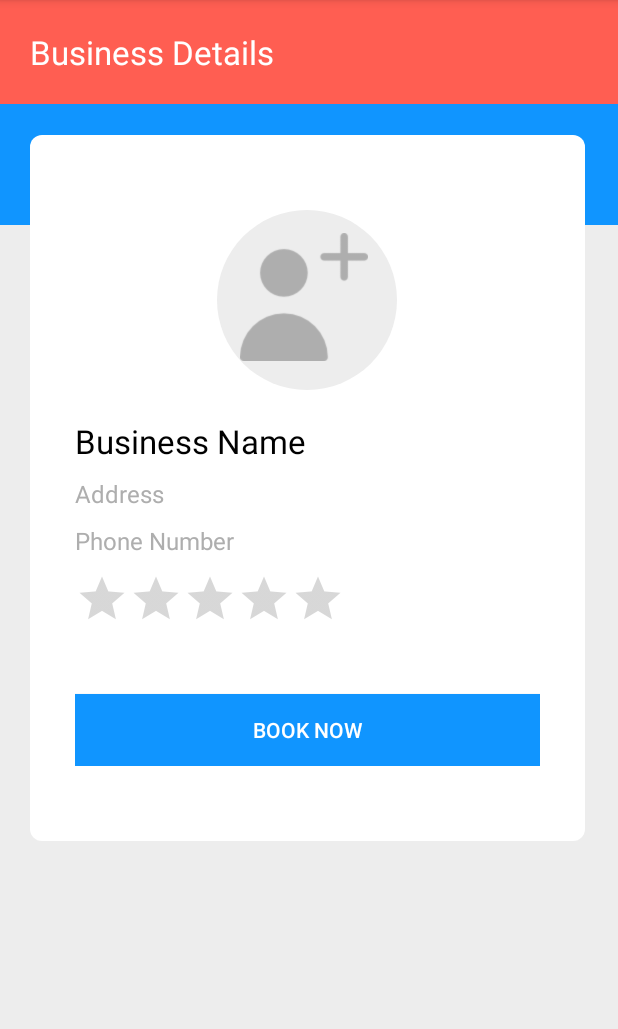
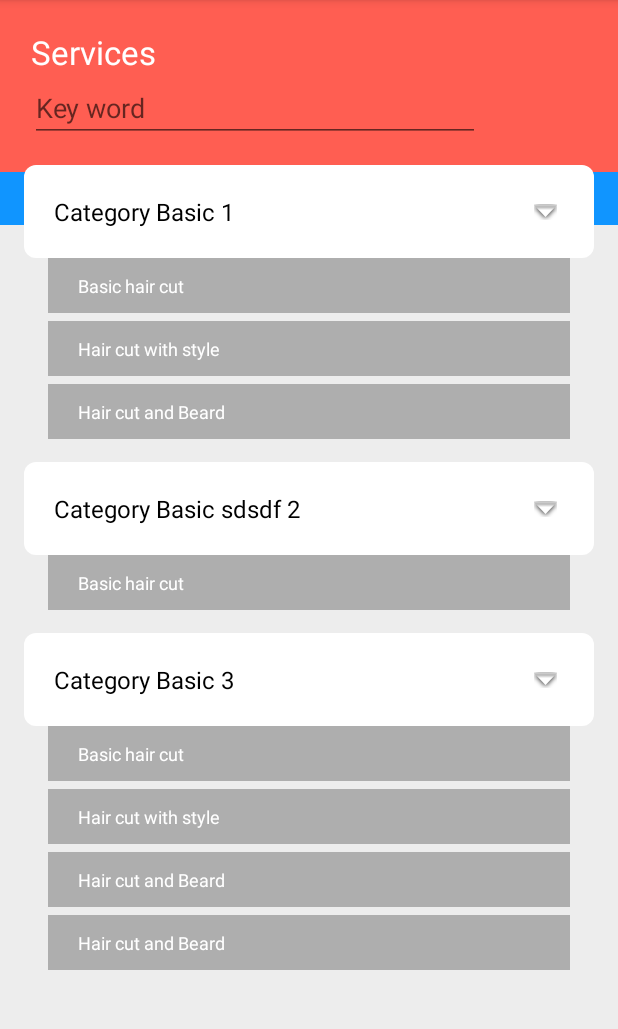
Before and after one commit to jcpriasc724/findmysalon, an Android app: the BusinessDetailFragment screen opened through its navigation route, after a tap on "BOOK NOW", on a phone screen of 412 x 824 dp, the part 84-1113 px from its top. Run offline under Robolectric (Android 15) with nearby library versions, the phone set to English and light mode, and no system bars.

Commit message:
List of services by category
List of services by category

```diff
--- a/FindMySalon/app/src/main/java/com/findmysalon/model/Category.java
+++ b/FindMySalon/app/src/main/java/com/findmysalon/model/Category.java
@@ -1,5 +1,6 @@
 package com.findmysalon.model;
 
+import java.util.ArrayList;
 import java.util.Date;
 
 public class Category {
@@ -9,11 +10,21 @@ public class Category {
     private String description;
     private Date createdAt;
     private Date updatedAt;
+    private ArrayList<Service> listServices;
 
-    public Category(String nameCategory, String order, String description) {
+    public Category(String nameCategory, String order, String description, ArrayList<Service> listServices) {
         this.nameCategory = nameCategory;
         this.order = order;
         this.description = description;
+        this.listServices = listServices;
+    }
+
+    public ArrayList<Service> getListServices() {
+        return listServices;
+    }
+
+    public void setListServices(ArrayList<Service> listServices) {
+        this.listServices = listServices;
     }
 
     public Date getCreatedAt() {
--- a/FindMySalon/app/src/main/java/com/findmysalon/model/Service.java
+++ b/FindMySalon/app/src/main/java/com/findmysalon/model/Service.java
@@ -19,6 +19,13 @@ public class Service {
     public Service(String nameService, Category category, Double price, Long duration, String description) {
         this.nameService = nameService;
         this.category = category;
+        this.price = price;
+        this.duration = duration;
+        this.description = description;
+    }
+
+    public Service(String nameService, Double price, Long duration, String description) {
+        this.nameService = nameService;
         this.price = price;
         this.duration = duration;
         this.description = description;
--- /dev/null
+++ b/FindMySalon/app/src/main/java/com/findmysalon/view/adapters/CategoryAdapter.java
@@ -0,0 +1,62 @@
+package com.findmysalon.view.adapters;
+
+import android.content.Context;
+import android.view.LayoutInflater;
+import android.view.View;
+import android.view.ViewGroup;
+import android.widget.TextView;
+
+import androidx.annotation.NonNull;
+import androidx.recyclerview.widget.LinearLayoutManager;
+import androidx.recyclerview.widget.RecyclerView;
+
+import com.findmysalon.R;
+import com.findmysalon.model.Category;
+import com.findmysalon.model.Service;
+
+import java.util.ArrayList;
+
+public class CategoryAdapter extends RecyclerView.Adapter<CategoryAdapter.CategoryHolder>{
+
+    Context context;
+    ArrayList<Category> list;
+
+    public CategoryAdapter(Context context, ArrayList<Category> list) {
+        this.context = context;
+        this.list = list;
+    }
+
+    @NonNull
+    @Override
+    public CategoryHolder onCreateViewHolder(@NonNull ViewGroup parent, int viewType) {
+        return new CategoryHolder(LayoutInflater.from(context).inflate(R.layout.item_category, parent, false));
+    }
+
+    @Override
+    public void onBindViewHolder(@NonNull CategoryHolder holder, int position) {
+        holder.txtNameCategory.setText(list.get(position).getNameCategory());
+
+        ServiceByCategoryAdapter serviceAdapter = new ServiceByCategoryAdapter(context, list.get(position).getListServices());
+        holder.recServices.setAdapter(serviceAdapter);
+    }
+
+    @Override
+    public int getItemCount() {
+        return list.size();
+    }
+
+    class CategoryHolder extends RecyclerView.ViewHolder {
+
+        TextView txtNameCategory;
+        RecyclerView recServices;
+
+        public CategoryHolder(@NonNull View itemView) {
+            super(itemView);
+            txtNameCategory = (TextView) itemView.findViewById(R.id.txt_category);
+
+            recServices = itemView.findViewById(R.id.rec_services_by_category);
+            recServices.setLayoutManager(new LinearLayoutManager(context));
+
+        }
+    }
+}
--- /dev/null
+++ b/FindMySalon/app/src/main/java/com/findmysalon/view/adapters/ServiceByCategoryAdapter.java
@@ -0,0 +1,52 @@
+package com.findmysalon.view.adapters;
+
+import android.content.Context;
+import android.view.LayoutInflater;
+import android.view.View;
+import android.view.ViewGroup;
+import android.widget.TextView;
+
+import androidx.annotation.NonNull;
+import androidx.recyclerview.widget.RecyclerView;
+
+import com.findmysalon.R;
+import com.findmysalon.model.Service;
+
+import java.util.ArrayList;
+
+public class ServiceByCategoryAdapter extends RecyclerView.Adapter<ServiceByCategoryAdapter.ServiceHolder>{
+
+    Context context;
+    ArrayList<Service> servicesList;
+
+    public ServiceByCategoryAdapter(Context context, ArrayList<Service> servicesList) {
+        this.context = context;
+        this.servicesList = servicesList;
+    }
+
+    @NonNull
+    @Override
+    public ServiceHolder onCreateViewHolder(@NonNull ViewGroup parent, int viewType) {
+        return new ServiceHolder(LayoutInflater.from(context).inflate(R.layout.item_service_by_category, parent, false));
+    }
+
+    @Override
+    public void onBindViewHolder(@NonNull ServiceHolder holder, int position) {
+        holder.txtNameService.setText(servicesList.get(position).getNameService());
+    }
+
+    @Override
+    public int getItemCount() {
+        return servicesList.size();
+    }
+
+    class ServiceHolder extends RecyclerView.ViewHolder {
+
+        TextView txtNameService;
+
+        public ServiceHolder(@NonNull View itemView) {
+            super(itemView);
+            txtNameService = (TextView) itemView.findViewById(R.id.txt_service_by_category);
+        }
+    }
+}
--- a/FindMySalon/app/src/main/java/com/findmysalon/view/fragments/BusinessDetailFragment.java
+++ b/FindMySalon/app/src/main/java/com/findmysalon/view/fragments/BusinessDetailFragment.java
@@ -29,7 +29,7 @@ public class BusinessDetailFragment extends Fragment {
         btnBook.setOnClickListener(new View.OnClickListener() {
             @Override
             public void onClick(View v) {
-                Navigation.findNavController(v).navigate(R.id.nav_business_detail);
+                Navigation.findNavController(v).navigate(R.id.nav_list_services_by_category);
             }
         });
 
--- /dev/null
+++ b/FindMySalon/app/src/main/java/com/findmysalon/view/fragments/ServicesByCategoryFragment.java
@@ -0,0 +1,92 @@
+package com.findmysalon.view.fragments;
+
+import android.os.Bundle;
+import android.view.LayoutInflater;
+import android.view.View;
+import android.view.ViewGroup;
+import android.widget.Button;
+import android.widget.TextView;
+
+import androidx.annotation.NonNull;
+import androidx.annotation.Nullable;
+import androidx.fragment.app.Fragment;
+import androidx.navigation.Navigation;
+import androidx.recyclerview.widget.LinearLayoutManager;
+import androidx.recyclerview.widget.RecyclerView;
+
+import com.findmysalon.R;
+import com.findmysalon.model.Category;
+import com.findmysalon.model.Service;
+import com.findmysalon.view.adapters.CategoryAdapter;
+import com.findmysalon.view.adapters.ServiceAdapter;
+
+import java.util.ArrayList;
+
+public class ServicesByCategoryFragment extends Fragment {
+
+    TextView txtNameCategory;
+
+    RecyclerView recServicesByCategory;
+    //RecyclerView recServices;
+    ArrayList<Category> categoryList;
+    CategoryAdapter categoryAdapter;
+
+    @Nullable
+    @Override
+    public View onCreateView(@NonNull LayoutInflater inflater, @Nullable ViewGroup container, @Nullable Bundle savedInstanceState) {
+        View view = inflater.inflate(R.layout.fragment_list_services_by_category, container, false);
+        //((AppCompatActivity)getActivity()).getSupportActionBar().hide();
+
+        txtNameCategory = view.findViewById(R.id.txt_service_by_category);
+
+        recServicesByCategory = view.findViewById(R.id.rec_category);
+        recServicesByCategory.setLayoutManager(new LinearLayoutManager(getActivity()));
+
+
+        categoryList = new ArrayList<Category>();
+
+        ArrayList<Service> servicesList1 = new ArrayList<Service>();
+
+        Service service1 = new Service("Basic hair cut", 20d, 20l, "The hair cut is beautiful");
+        Service service2 = new Service("Hair cut with style", 30d, 30l, "The hair cut is beautiful");
+        Service service3 = new Service("Hair cut and Beard", 50d, 50l, "The hair cut is beautiful");
+
+        servicesList1.add(service1);
+        servicesList1.add(service2);
+        servicesList1.add(service3);
+
+        Category category1 = new Category("Category Basic 1", "","", servicesList1);
+
+        ArrayList<Service> servicesList2 = new ArrayList<Service>();
+
+        Service service4 = new Service("Basic hair cut", 20d, 20l, "The hair cut is beautiful");
+
+        servicesList2.add(service4);
+
+        Category category2 = new Category("Category Basic sdsdf 2", "","", servicesList2);
+
+        ArrayList<Service> servicesList3 = new ArrayList<Service>();
+
+        Service service5 = new Service("Basic hair cut", 20d, 20l, "The hair cut is beautiful");
+        Service service6 = new Service("Hair cut with style", 30d, 30l, "The hair cut is beautiful");
+        Service service7 = new Service("Hair cut and Beard", 50d, 50l, "The hair cut is beautiful");
+        Service service8 = new Service("Hair cut and Beard", 50d, 50l, "The hair cut is beautiful");
+
+        servicesList3.add(service5);
+        servicesList3.add(service6);
+        servicesList3.add(service7);
+        servicesList3.add(service8);
+
+        Category category3 = new Category("Category Basic 3", "","", servicesList3);
+
+
+        categoryList.add(category1);
+        categoryList.add(category2);
+        categoryList.add(category3);
+
+        categoryAdapter = new CategoryAdapter(getActivity(), categoryList);
+        recServicesByCategory.setAdapter(categoryAdapter);
+
+        return view;
+    }
+}
--- a/FindMySalon/app/src/main/java/com/findmysalon/view/fragments/ServicesFragment.java
+++ b/FindMySalon/app/src/main/java/com/findmysalon/view/fragments/ServicesFragment.java
@@ -58,7 +58,7 @@ public class ServicesFragment extends Fragment {
 
         servicesList = new ArrayList<Service>();
 
-        Category category = new Category("Basicos", "","");
+        Category category = new Category("Basicos", "","", null);
 
         Service service1 = new Service("Basic hair cut", category, 20d, 20l, "The hair cut is beautiful");
         Service service2 = new Service("Hair cut with style", category, 30d, 30l, "The hair cut is beautiful");
--- /dev/null
+++ b/FindMySalon/app/src/main/res/layout/fragment_list_services_by_category.xml
@@ -0,0 +1,65 @@
+<?xml version="1.0" encoding="utf-8"?>
+<LinearLayout
+    xmlns:android="http://schemas.android.com/apk/res/android"
+    android:layout_width="match_parent"
+    android:layout_height="match_parent"
+    android:orientation="vertical"
+    android:background="@color/colorGray">
+
+    <LinearLayout
+        android:layout_width="match_parent"
+        android:layout_height="150dp"
+        android:background="@color/colorSecondary"
+        android:orientation="vertical"
+        android:layout_marginBottom="20dp">
+
+        <LinearLayout
+            android:orientation="horizontal"
+            android:layout_width="match_parent"
+            android:layout_height="wrap_content">
+
+            <LinearLayout
+                android:layout_marginLeft="20dp"
+                android:orientation="vertical"
+                android:layout_width="300dp"
+                android:layout_height="wrap_content">
+
+                <TextView
+                    android:layout_width="wrap_content"
+                    android:layout_height="wrap_content"
+                    android:layout_marginTop="20dp"
+                    android:text="@string/lbl_services"
+                    android:textAlignment="center"
+                    android:textColor="@color/colorWhite"
+                    android:textSize="@dimen/text_size_titles" />
+
+                <EditText
+                    android:layout_width="match_parent"
+                    android:layout_height="wrap_content"
+                    android:hint="@string/lbl_filter_services"
+                    android:textColor="@color/colorWhite"/>
+
+            </LinearLayout>
+
+        </LinearLayout>
+
+        <View
+            android:layout_width="match_parent"
+            android:layout_height="wrap_content"
+            android:layout_marginTop="20dp"
+            android:background="@color/colorPrimary"/>
+
+    </LinearLayout>
+
+    <androidx.recyclerview.widget.RecyclerView
+        android:id="@+id/rec_category"
+        android:layout_width="match_parent"
+        android:layout_height="wrap_content"
+        android:layout_marginTop="-60dp"
+        android:layout_marginLeft="16dp"
+        android:layout_marginRight="16dp">
+
+    </androidx.recyclerview.widget.RecyclerView>
+
+
+</LinearLayout>
--- /dev/null
+++ b/FindMySalon/app/src/main/res/layout/item_category.xml
@@ -0,0 +1,62 @@
+<?xml version="1.0" encoding="utf-8"?>
+<LinearLayout xmlns:android="http://schemas.android.com/apk/res/android"
+    xmlns:app="http://schemas.android.com/apk/res-auto"
+    android:layout_width="match_parent"
+    android:layout_height="wrap_content"
+    android:layout_marginBottom="10dp"
+    android:orientation="vertical">
+
+    <LinearLayout
+        android:layout_width="match_parent"
+        android:layout_height="wrap_content"
+        android:background="@drawable/bg_item_service"
+        android:orientation="horizontal">
+
+        <LinearLayout
+            android:layout_width="270dp"
+            android:layout_height="wrap_content"
+            android:layout_gravity="center"
+            android:layout_marginLeft="20dp"
+            android:layout_marginTop="20dp"
+            android:layout_marginBottom="20dp"
+            android:orientation="vertical">
+
+            <TextView
+                android:id="@+id/txt_category"
+                android:layout_width="wrap_content"
+                android:layout_height="wrap_content"
+                android:gravity="center"
+                android:text="Category"
+                android:textColor="@color/colorBlack"
+                android:textSize="@dimen/text_size" />
+
+        </LinearLayout>
+
+        <LinearLayout
+            android:layout_width="wrap_content"
+            android:layout_height="wrap_content"
+            android:layout_gravity="center"
+            android:layout_marginLeft="50dp"
+            android:layout_marginTop="20dp"
+            android:layout_marginBottom="20dp">
+
+            <ImageView
+                android:id="@+id/imageView2"
+                android:layout_width="wrap_content"
+                android:layout_height="wrap_content"
+                android:layout_weight="1"
+                app:srcCompat="@android:drawable/arrow_down_float" />
+
+        </LinearLayout>
+
+    </LinearLayout>
+
+    <androidx.recyclerview.widget.RecyclerView
+        android:id="@+id/rec_services_by_category"
+        android:layout_width="match_parent"
+        android:layout_height="wrap_content"
+        android:layout_marginLeft="16dp"
+        android:layout_marginRight="16dp">
+
+    </androidx.recyclerview.widget.RecyclerView>
+</LinearLayout>
--- /dev/null
+++ b/FindMySalon/app/src/main/res/layout/item_service_by_category.xml
@@ -0,0 +1,30 @@
+<?xml version="1.0" encoding="utf-8"?>
+<LinearLayout xmlns:android="http://schemas.android.com/apk/res/android"
+    xmlns:app="http://schemas.android.com/apk/res-auto"
+    android:layout_width="match_parent"
+    android:layout_height="wrap_content"
+    android:layout_marginBottom="5dp"
+    android:background="@color/colorGrayDark"
+    android:orientation="horizontal">
+
+    <LinearLayout
+        android:layout_width="290dp"
+        android:layout_height="wrap_content"
+        android:layout_gravity="center"
+        android:layout_marginLeft="20dp"
+        android:layout_marginTop="10dp"
+        android:layout_marginBottom="10dp"
+        android:orientation="vertical">
+
+        <TextView
+            android:id="@+id/txt_service_by_category"
+            android:layout_width="wrap_content"
+            android:layout_height="wrap_content"
+            android:gravity="center"
+            android:text="Service"
+            android:textColor="@color/colorWhite"
+            android:textSize="@dimen/text_size_small" />
+
+    </LinearLayout>
+
+</LinearLayout>
--- a/FindMySalon/app/src/main/res/navigation/cusmtomer_nav.xml
+++ b/FindMySalon/app/src/main/res/navigation/cusmtomer_nav.xml
@@ -23,11 +23,11 @@
         android:label="@string/sign_up"
         tools:layout="@layout/fragment_business_detail" />
 
-<!--    <fragment-->
-<!--        android:id="@+id/nav_reg_customer"-->
-<!--        android:name="com.findmysalon.view.fragments.RegisterCustomerFragment"-->
-<!--        android:label="@string/sign_up"-->
-<!--        tools:layout="@layout/fragment_register_customer" />-->
+    <fragment
+        android:id="@+id/nav_list_services_by_category"
+        android:name="com.findmysalon.view.fragments.ServicesByCategoryFragment"
+        android:label="@string/sign_up"
+        tools:layout="@layout/fragment_list_services_by_category" />
 
 <!--    <fragment-->
 <!--        android:id="@+id/nav_reg_business_staff"-->
--- a/FindMySalon/app/src/main/res/values/strings.xml
+++ b/FindMySalon/app/src/main/res/values/strings.xml
@@ -27,6 +27,7 @@
     <string name="lbl_salons">Hair Salon</string>
     <string name="lbl_barbershop">Barbershop</string>
     <string name="lbl_current_location">Current Location</string>
+    <string name="lbl_filter_services">Key word</string>
     <string name="lbl_"></string>
 
 
```
